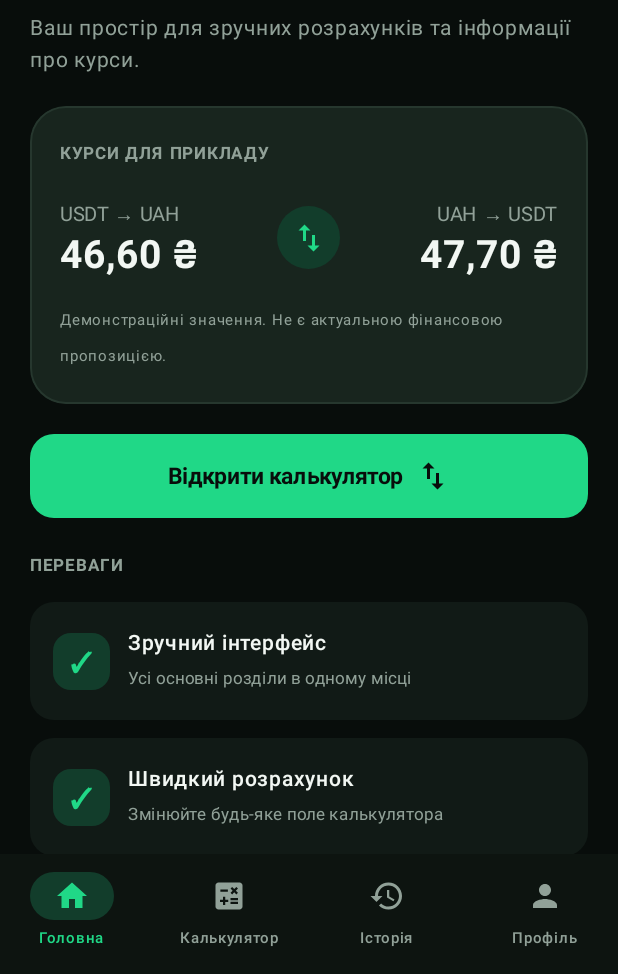
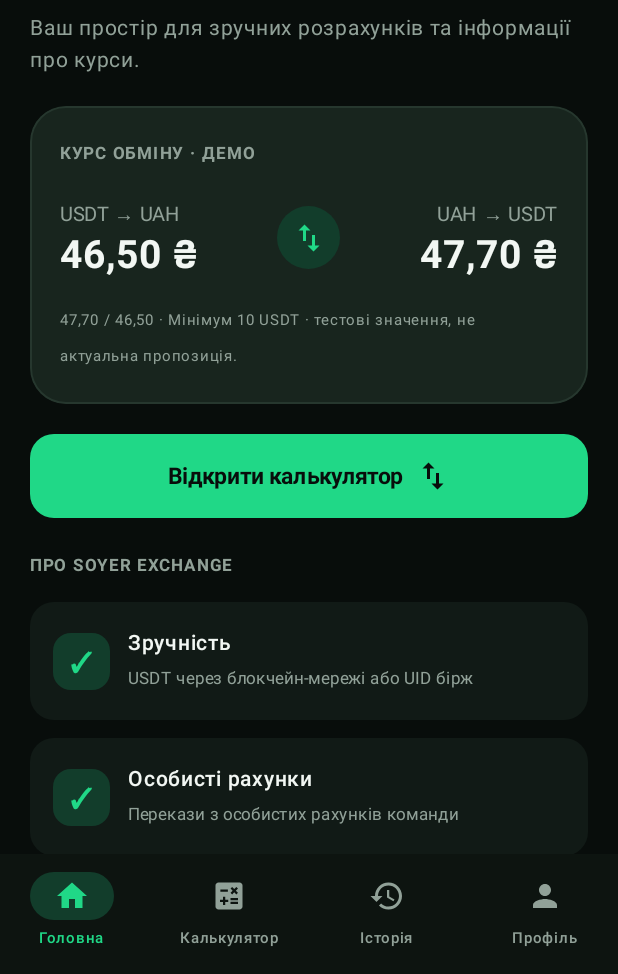
Before and after one commit to EgorMr111/soyer-one-android, an Android app built with Jetpack Compose: the screen it shows after launch (MainActivity), on a phone screen of 412 x 824 dp, the part 262-1236 px from its top. Run offline under Robolectric (Android 15) with nearby library versions, the phone set to English and light mode, and no system bars.

Commit message:
Add SOYER Exchange information, partnership and bonus sections

```diff
--- a/app/src/main/java/ua/soyer/one/MainActivity.kt
+++ b/app/src/main/java/ua/soyer/one/MainActivity.kt
@@ -1,6 +1,8 @@
 package ua.soyer.one
 
 import android.os.Bundle
+import android.content.Intent
+import android.net.Uri
 import androidx.activity.ComponentActivity
 import androidx.activity.compose.setContent
 import androidx.compose.foundation.background
@@ -117,6 +119,8 @@ fun SoyerApp() {
 
 @Composable
 fun HomeScreen(modifier: Modifier = Modifier, onCalculate: () -> Unit) {
+    val context = LocalContext.current
+    fun openTelegram(username: String) { context.startActivity(Intent(Intent.ACTION_VIEW, Uri.parse("https://t.me/$username"))) }
     Column(
         modifier.fillMaxSize().verticalScroll(rememberScrollState()).padding(horizontal = 20.dp),
         verticalArrangement = Arrangement.spacedBy(20.dp)
@@ -154,11 +158,11 @@ fun HomeScreen(modifier: Modifier = Modifier, onCalculate: () -> Unit) {
                 .padding(20.dp),
             verticalArrangement = Arrangement.spacedBy(16.dp)
         ) {
-            Text("КУРСИ ДЛЯ ПРИКЛАДУ", color = Muted, fontSize = 11.sp, fontWeight = FontWeight.Bold, letterSpacing = 1.2.sp)
+            Text("КУРС ОБМІНУ · ДЕМО", color = Muted, fontSize = 11.sp, fontWeight = FontWeight.Bold, letterSpacing = 1.2.sp)
             Row(verticalAlignment = Alignment.CenterVertically) {
                 Column(Modifier.weight(1f)) {
                     Text("USDT → UAH", color = Muted, fontSize = 13.sp)
-                    Text("46,60 ₴", color = MainText, fontSize = 26.sp, fontWeight = FontWeight.Bold)
+                    Text("46,50 ₴", color = MainText, fontSize = 26.sp, fontWeight = FontWeight.Bold)
                 }
                 Box(Modifier.size(42.dp).clip(CircleShape).background(GreenDark), contentAlignment = Alignment.Center) {
                     Icon(Icons.Filled.SwapVert, contentDescription = null, tint = Green)
@@ -168,7 +172,7 @@ fun HomeScreen(modifier: Modifier = Modifier, onCalculate: () -> Unit) {
                     Text("47,70 ₴", color = MainText, fontSize = 26.sp, fontWeight = FontWeight.Bold)
                 }
             }
-            Text("Демонстраційні значення. Не є актуальною фінансовою пропозицією.", color = Muted, fontSize = 10.sp)
+            Text("47,70 / 46,50 · Мінімум 10 USDT · тестові значення, не актуальна пропозиція.", color = Muted, fontSize = 10.sp)
         }
 
         Button(
@@ -183,10 +187,38 @@ fun HomeScreen(modifier: Modifier = Modifier, onCalculate: () -> Unit) {
         }
 
         Column(verticalArrangement = Arrangement.spacedBy(12.dp)) {
-            Text("ПЕРЕВАГИ", color = Muted, fontSize = 11.sp, fontWeight = FontWeight.Bold, letterSpacing = 1.2.sp)
-            FeatureRow("Зручний інтерфейс", "Усі основні розділи в одному місці")
-            FeatureRow("Швидкий розрахунок", "Змінюйте будь-яке поле калькулятора")
-            FeatureRow("Підтримка", "Інформація для зв’язку з командою")
+            Text("ПРО SOYER EXCHANGE", color = Muted, fontSize = 11.sp, fontWeight = FontWeight.Bold, letterSpacing = 1.2.sp)
+            FeatureRow("Зручність", "USDT через блокчейн-мережі або UID бірж")
+            FeatureRow("Особисті рахунки", "Перекази з особистих рахунків команди")
+            FeatureRow("Прозорі умови", "Курс та умови погоджуються перед угодою")
+            FeatureRow("Гнучкість", "Можливість P2P за попереднім погодженням")
+        }
+
+        Column(verticalArrangement = Arrangement.spacedBy(10.dp)) {
+            Text("ПАРТНЕРСТВО", color = Muted, fontSize = 11.sp, fontWeight = FontWeight.Bold, letterSpacing = 1.2.sp)
+            Text("Відкриті до співпраці з обмінниками, Telegram-каналами, спільнотами та реферальними командами.", color = MainText, fontSize = 13.sp, lineHeight = 19.sp)
+            Text("Індивідуальні умови та довгострокова співпраця.", color = Muted, fontSize = 12.sp)
+            OutlinedButton(onClick = { openTelegram("soyermanager") }, modifier = Modifier.fillMaxWidth(), shape = RoundedCornerShape(14.dp)) {
+                Text("Обговорити партнерство")
+            }
+        }
+
+        Column(verticalArrangement = Arrangement.spacedBy(10.dp)) {
+            Text("АКЦІЇ ТА БОНУСИ", color = Muted, fontSize = 11.sp, fontWeight = FontWeight.Bold, letterSpacing = 1.2.sp)
+            FeatureRow("Ексклюзивні курси", "Спеціальні пропозиції для клієнтів")
+            FeatureRow("Розіграші", "Стежте за оголошеннями в Telegram")
+            FeatureRow("Реферальна програма", "Винагороди за рекомендації друзям")
+            OutlinedButton(onClick = { openTelegram("soyerexchangecom") }, modifier = Modifier.fillMaxWidth(), shape = RoundedCornerShape(14.dp)) {
+                Text("Стежити за оновленнями")
+            }
+        }
+
+        Column(verticalArrangement = Arrangement.spacedBy(8.dp)) {
+            Text("ЗВ’ЯЗОК", color = Muted, fontSize = 11.sp, fontWeight = FontWeight.Bold, letterSpacing = 1.2.sp)
+            Button(onClick = { openTelegram("soyermanager") }, modifier = Modifier.fillMaxWidth(), shape = RoundedCornerShape(14.dp), colors = ButtonDefaults.buttonColors(containerColor = Green, contentColor = Background)) {
+                Text("Написати менеджеру", fontWeight = FontWeight.Bold)
+            }
+            Text("Проєкти: @soyer_pr", color = Muted, fontSize = 12.sp, modifier = Modifier.clickable { openTelegram("soyer_pr") })
         }
         Spacer(Modifier.height(16.dp))
     }
```
